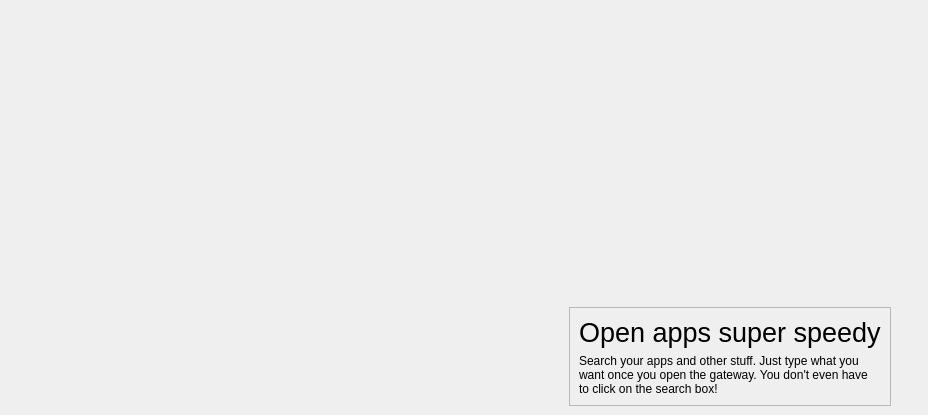
This is tutorialwindow.ui in vicr123/theshell as Qt 5 draws it before an edit. The edited form follows.
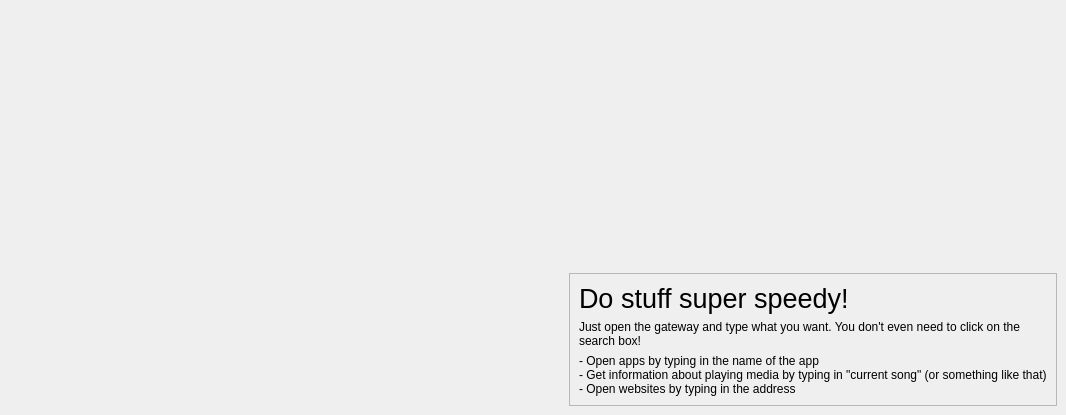
This is the edited form. The open tabs and pages were chosen to show the change.

Commit message: Tutorial window does not appear in pager

Diff of the .ui file:
```diff
--- a/tutorialwindow.ui
+++ b/tutorialwindow.ui
@@ -127,20 +127,32 @@
              </font>
             </property>
             <property name="text">
-             <string>Open apps super speedy</string>
+             <string>Do stuff super speedy!</string>
             </property>
            </widget>
           </item>
           <item>
-           <widget class="QLabel" name="label_4">
+           <widget class="QLabel" name="label_5">
             <property name="text">
-             <string>Search your apps and other stuff. Just type what you want once you open the gateway. You don't even have to click on the search box!</string>
+             <string>Just open the gateway and type what you want. You don't even need to click on the search box!</string>
             </property>
             <property name="wordWrap">
              <bool>true</bool>
             </property>
            </widget>
           </item>
+          <item>
+           <widget class="QLabel" name="label_4">
+            <property name="text">
+             <string>- Open apps by typing in the name of the app
+- Get information about playing media by typing in &quot;current song&quot; (or something like that)
+- Open websites by typing in the address</string>
+            </property>
+            <property name="wordWrap">
+             <bool>false</bool>
+            </property>
+           </widget>
+          </item>
          </layout>
         </widget>
        </item>
```
Left out of the diff: 6 changed lines with no effect on the pictures. The commit also changes 1 other file.
